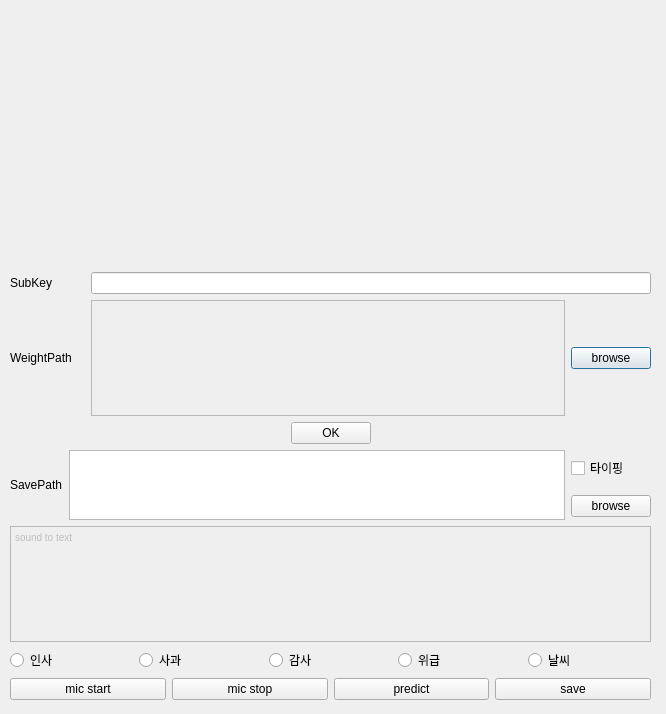
First picture: the form in main.ui, repository withdongyeong/stt_team3, before the edit.
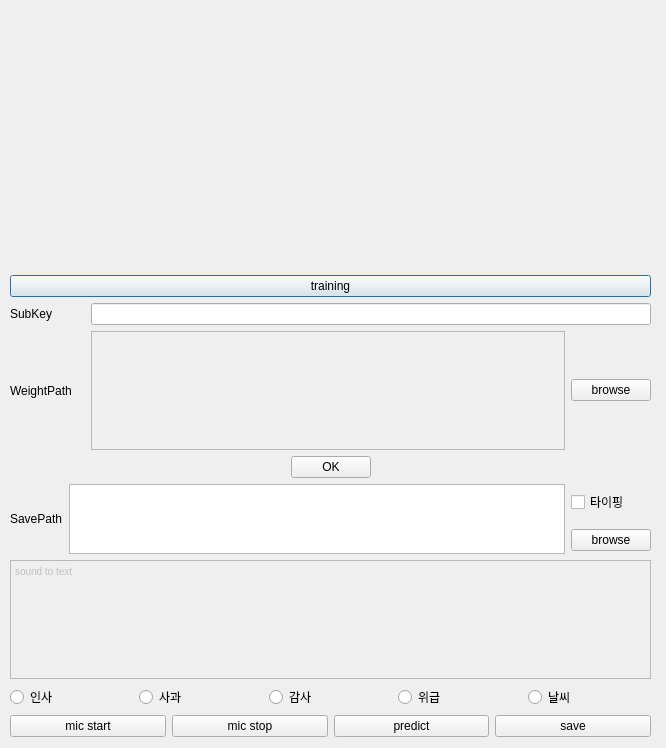
Second picture: the form after the edit. Icons and pictures are not drawn.

Patch:
```diff
--- a/main.ui
+++ b/main.ui
@@ -7,7 +7,7 @@
     <x>0</x>
     <y>0</y>
     <width>666</width>
-    <height>714</height>
+    <height>748</height>
    </rect>
   </property>
   <property name="windowTitle">
@@ -19,7 +19,7 @@
      <x>10</x>
      <y>10</y>
      <width>641</width>
-     <height>690</height>
+     <height>727</height>
     </rect>
    </property>
    <layout class="QVBoxLayout" name="verticalLayout">
@@ -104,6 +104,17 @@
       </item>
      </layout>
     </item>
+    <item>
+     <layout class="QGridLayout" name="gridLayout_6">
+      <item row="0" column="0">
+       <widget class="QPushButton" name="trainWindowButton">
+        <property name="text">
+         <string>training</string>
+        </property>
+       </widget>
+      </item>
+     </layout>
+    </item>
     <item>
      <layout class="QVBoxLayout" name="verticalLayout_3">
       <item>
```
